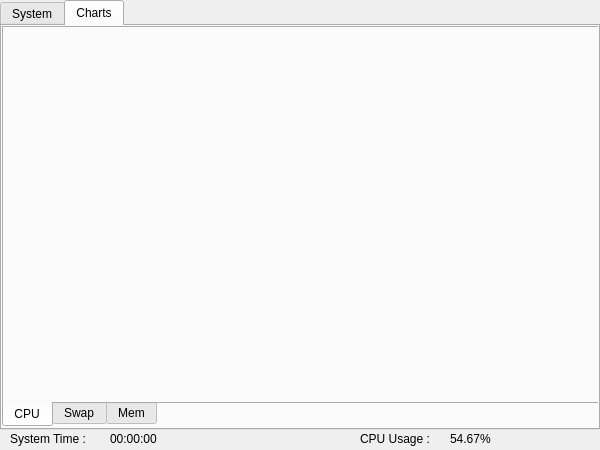
Old version of the form mainwindow.ui in the repository XeonL/MiniTaskManager.
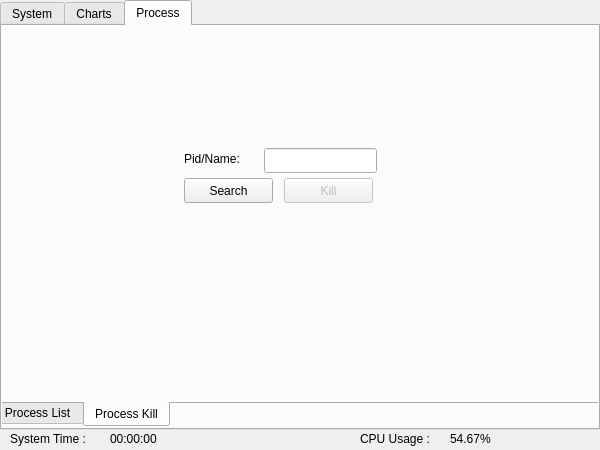
New version of the form. The open tabs and pages were chosen to show the change.

Commit message: 完成进程列表，实现按名称或pid查询并kill进程的功能

```diff
--- a/mainwindow.ui
+++ b/mainwindow.ui
@@ -24,7 +24,7 @@
      </rect>
     </property>
     <property name="currentIndex">
-     <number>1</number>
+     <number>2</number>
     </property>
     <widget class="QWidget" name="tab_system">
      <attribute name="title">
@@ -433,6 +433,121 @@
       </widget>
      </widget>
     </widget>
+    <widget class="QWidget" name="tab">
+     <attribute name="title">
+      <string>Process</string>
+     </attribute>
+     <widget class="QTabWidget" name="tabWidget_3">
+      <property name="geometry">
+       <rect>
+        <x>-10</x>
+        <y>-10</y>
+        <width>611</width>
+        <height>411</height>
+       </rect>
+      </property>
+      <property name="contextMenuPolicy">
+       <enum>Qt::DefaultContextMenu</enum>
+      </property>
+      <property name="layoutDirection">
+       <enum>Qt::LeftToRight</enum>
+      </property>
+      <property name="tabPosition">
+       <enum>QTabWidget::South</enum>
+      </property>
+      <property name="currentIndex">
+       <number>1</number>
+      </property>
+      <widget class="QWidget" name="tab_5">
+       <attribute name="title">
+        <string>Process List</string>
+       </attribute>
+       <widget class="QTableWidget" name="tableWidget_process">
+        <property name="geometry">
+         <rect>
+          <x>10</x>
+          <y>10</y>
+          <width>600</width>
+          <height>371</height>
+         </rect>
+        </property>
+       </widget>
+      </widget>
+      <widget class="QWidget" name="tab_6">
+       <attribute name="title">
+        <string>Process Kill</string>
+       </attribute>
+       <widget class="QLineEdit" name="lineEdit_killProcess">
+        <property name="geometry">
+         <rect>
+          <x>270</x>
+          <y>130</y>
+          <width>113</width>
+          <height>25</height>
+         </rect>
+        </property>
+       </widget>
+       <widget class="QPushButton" name="pushButton_Search">
+        <property name="geometry">
+         <rect>
+          <x>190</x>
+          <y>160</y>
+          <width>89</width>
+          <height>25</height>
+         </rect>
+        </property>
+        <property name="text">
+         <string>Search</string>
+        </property>
+       </widget>
+       <widget class="QPushButton" name="pushButton_Kill">
+        <property name="enabled">
+         <bool>false</bool>
+        </property>
+        <property name="geometry">
+         <rect>
+          <x>290</x>
+          <y>160</y>
+          <width>89</width>
+          <height>25</height>
+         </rect>
+        </property>
+        <property name="text">
+         <string>Kill</string>
+        </property>
+       </widget>
+       <widget class="QLabel" name="label_14">
+        <property name="geometry">
+         <rect>
+          <x>190</x>
+          <y>130</y>
+          <width>81</width>
+          <height>21</height>
+         </rect>
+        </property>
+        <property name="text">
+         <string>Pid/Name:</string>
+        </property>
+       </widget>
+       <widget class="QLabel" name="label_search_process_info">
+        <property name="geometry">
+         <rect>
+          <x>150</x>
+          <y>210</y>
+          <width>281</width>
+          <height>101</height>
+         </rect>
+        </property>
+        <property name="text">
+         <string/>
+        </property>
+        <property name="alignment">
+         <set>Qt::AlignLeading|Qt::AlignLeft|Qt::AlignTop</set>
+        </property>
+       </widget>
+      </widget>
+     </widget>
+    </widget>
    </widget>
    <widget class="QLabel" name="label_12">
     <property name="geometry">
```
Left out of the diff: 5 changed lines with no effect on the pictures. The commit also changes 3 other files.
